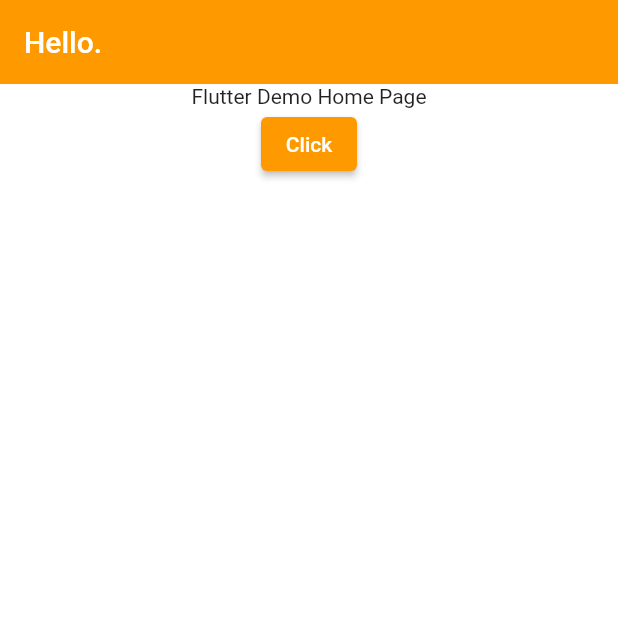
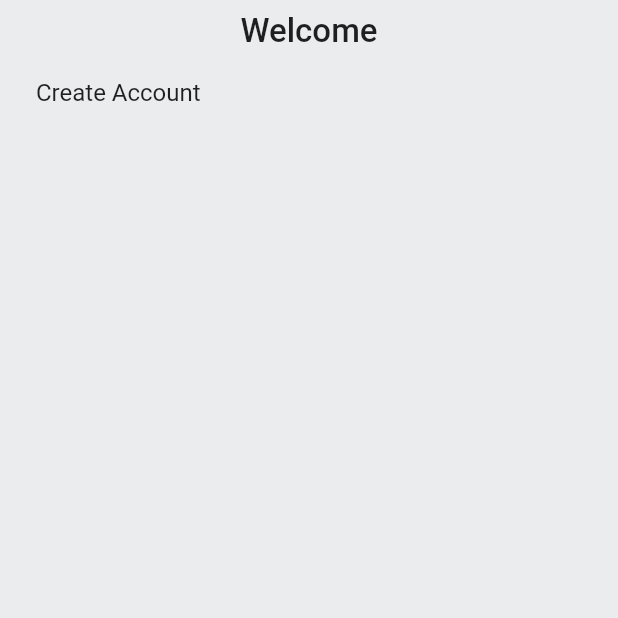
Before and after one commit to WhyC03/amazon_clone, a Flutter app: the screen it shows after launch, on a phone screen of 412 x 824 dp, the top half of it. Run offline on Flutter 3.47's test engine with Material 2 defaults, Android fonts, the phone set to English and light mode, and no system bars.

Commit message:
Some errors resolved and router.dart file created

```diff
--- /dev/null
+++ b/lib/features/auth/screens/auth_screen.dart
@@ -0,0 +1,36 @@
+import 'package:amazon_clone/constants/global_variables.dart';
+import 'package:flutter/material.dart';
+
+class AuthScreen extends StatefulWidget {
+  static const String routeName = '/auth-screen';
+  const AuthScreen({Key? key}): super(key: key);
+
+  @override
+  State<AuthScreen> createState() => _AuthScreenState();
+}
+
+class _AuthScreenState extends State<AuthScreen> {
+  @override
+  Widget build(BuildContext context) {
+    return const Scaffold(
+      backgroundColor: GlobalVariables.greyBackgroundCOlor,
+      body: SafeArea(
+        child:Padding(
+          padding: EdgeInsets.all(8.0),
+          child: Column(
+            children: [
+              Text('Welcome', style: TextStyle(
+                fontSize: 22,
+                fontWeight: FontWeight.w500
+                ),
+              ),
+              ListTile(
+                title: Text('Create Account'),
+              )
+            ],
+          ),
+        )
+        ),
+    );
+  }
+}
--- a/lib/main.dart
+++ b/lib/main.dart
@@ -1,4 +1,6 @@
 import 'package:amazon_clone/constants/global_variables.dart';
+import 'package:amazon_clone/features/auth/screens/auth_screen.dart';
+import 'package:amazon_clone/router.dart';
 import 'package:flutter/material.dart';
 
 void main() {
@@ -8,7 +10,6 @@ void main() {
 class MyApp extends StatelessWidget {
   const MyApp({super.key});
 
-
   @override
   Widget build(BuildContext context) {
     return MaterialApp(
@@ -16,26 +17,15 @@ class MyApp extends StatelessWidget {
       debugShowCheckedModeBanner: false,
       theme: ThemeData(
         scaffoldBackgroundColor: GlobalVariables.backgroundColor,
-        colorScheme: const ColorScheme.light(primary: GlobalVariables.secondaryColor),
+        colorScheme:
+            const ColorScheme.light(primary: GlobalVariables.secondaryColor),
         appBarTheme: const AppBarTheme(
           elevation: 0,
-          iconTheme: IconThemeData(
-            color: Colors.black
-            ),
+          iconTheme: IconThemeData(color: Colors.black),
         ),
       ),
-      home: Scaffold(
-        appBar: AppBar(title: const Text('Hello.'),),
-        body: Column(
-          children: [
-            const Center(
-              child: Text('Flutter Demo Home Page',
-                ),
-            ),
-            ElevatedButton(onPressed: (){}, child: Text('Click'))
-          ],
-        ),
-        ),
+      onGenerateRoute: (settings) => generateRoute(settings),
+      home: const AuthScreen(),
     );
   }
 }
```
Also changed, not shown: lib/router.dart (added, +20 -0 lines).
